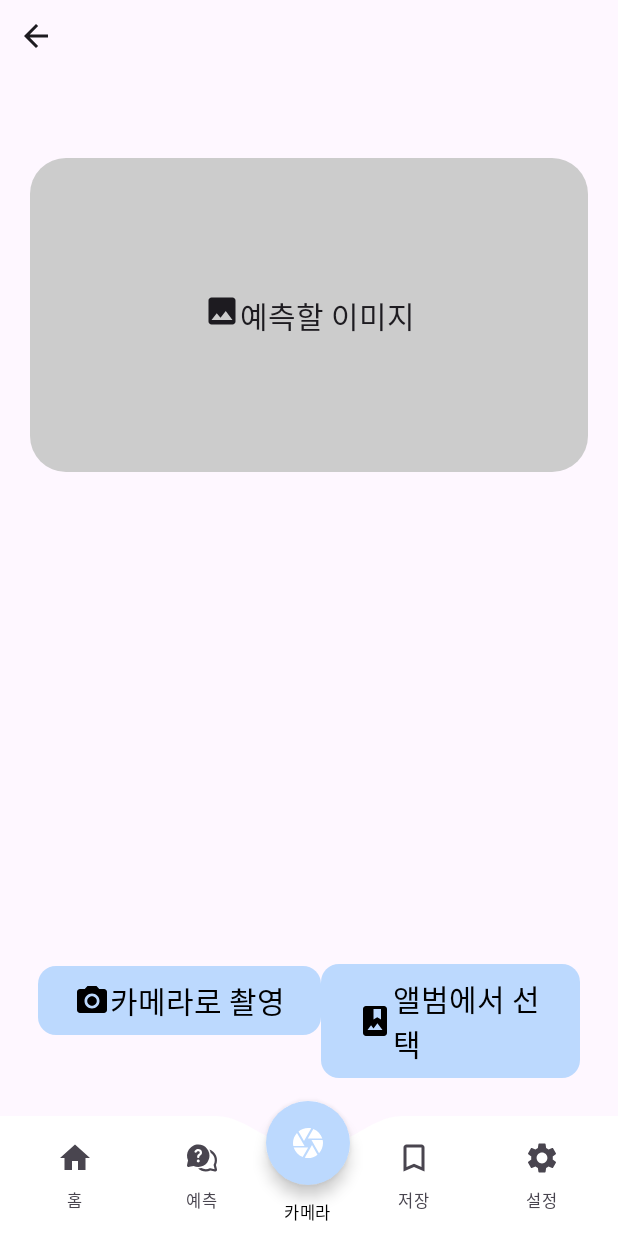
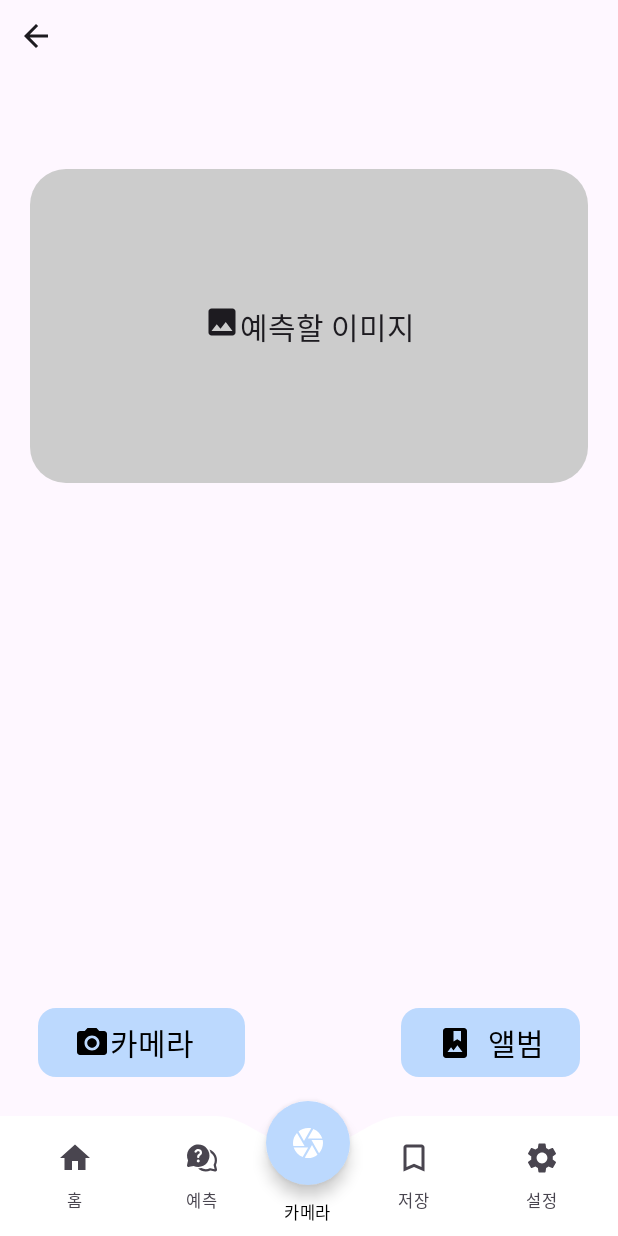
Before and after one commit to sonms/disease_prediction_android, an Android app built with Jetpack Compose: the PillPredictScreen screen opened through its navigation route, on a phone screen of 412 x 824 dp. Run offline under Robolectric (Android 15) with nearby library versions, the phone set to English and light mode, and no system bars; our stand-ins replace Dagger/Hilt's generated code; pictures from the network do not load.

Commit message:
chore/버튼 UI의 padding 설정

```diff
--- a/app/src/main/java/com/example/diseasepredictionappproject/view/bottom_navigation/pill_predict/PillPredictScreen.kt
+++ b/app/src/main/java/com/example/diseasepredictionappproject/view/bottom_navigation/pill_predict/PillPredictScreen.kt
@@ -444,9 +444,27 @@ fun BtnUI(
         Icon(painter = painterResource(id = image), contentDescription = "button icon")
 
         when (index) {
-            0 -> Text(text = "카메라로 촬영", style = FontUtils.getTextStyle(fontSize.size))
-            1 -> Text(text = "앨범에서 선택", style = FontUtils.getTextStyle(fontSize.size))
-            2 -> Text(text = "예측 시작", style = FontUtils.getTextStyle(fontSize.size))
+            0 -> {
+                Text(
+                    text = "카메라",
+                    style = FontUtils.getTextStyle(fontSize.size),
+                    modifier = Modifier.padding(end = 10.dp)
+                )
+            }
+            1 -> {
+                Text(
+                    text = "앨범",
+                    style = FontUtils.getTextStyle(fontSize.size),
+                    modifier = Modifier.padding(start = 10.dp)
+                )
+            }
+            2 -> {
+                Text(
+                    text = "예측 시작",
+                    style = FontUtils.getTextStyle(fontSize.size),
+                    modifier = Modifier.padding(bottom = 10.dp)
+                )
+            }
         }
     }
 }
```
